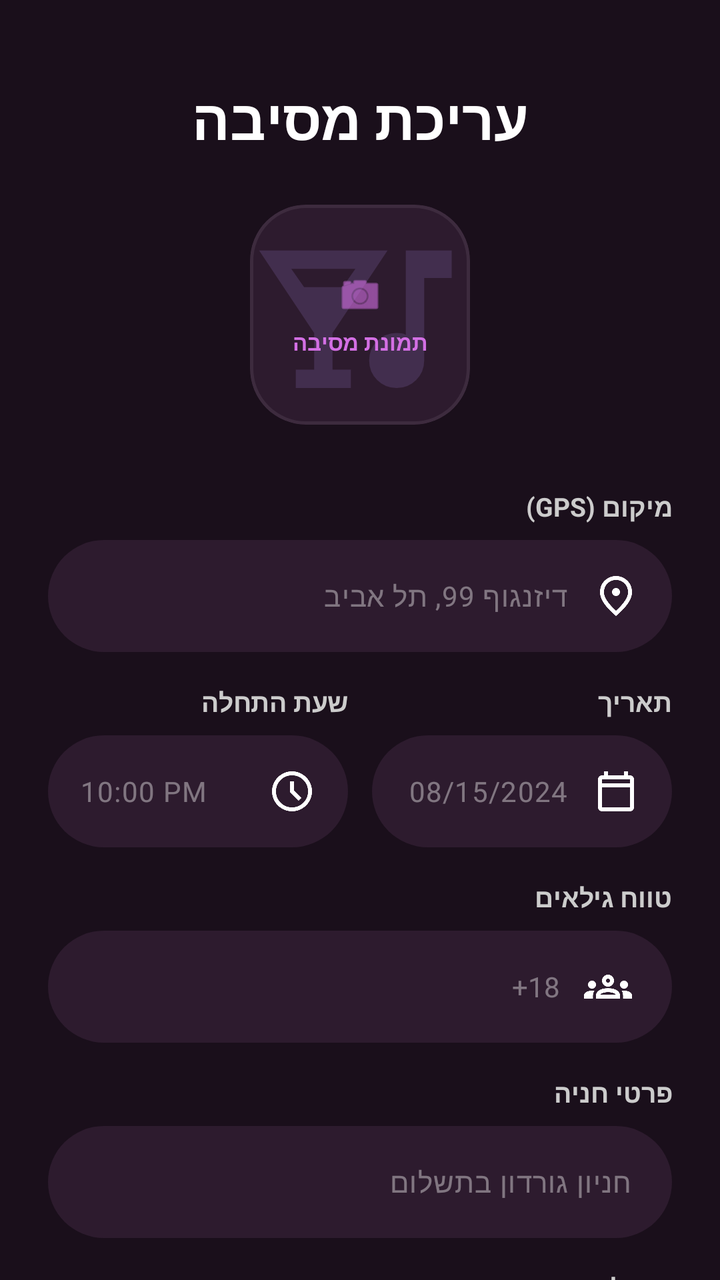
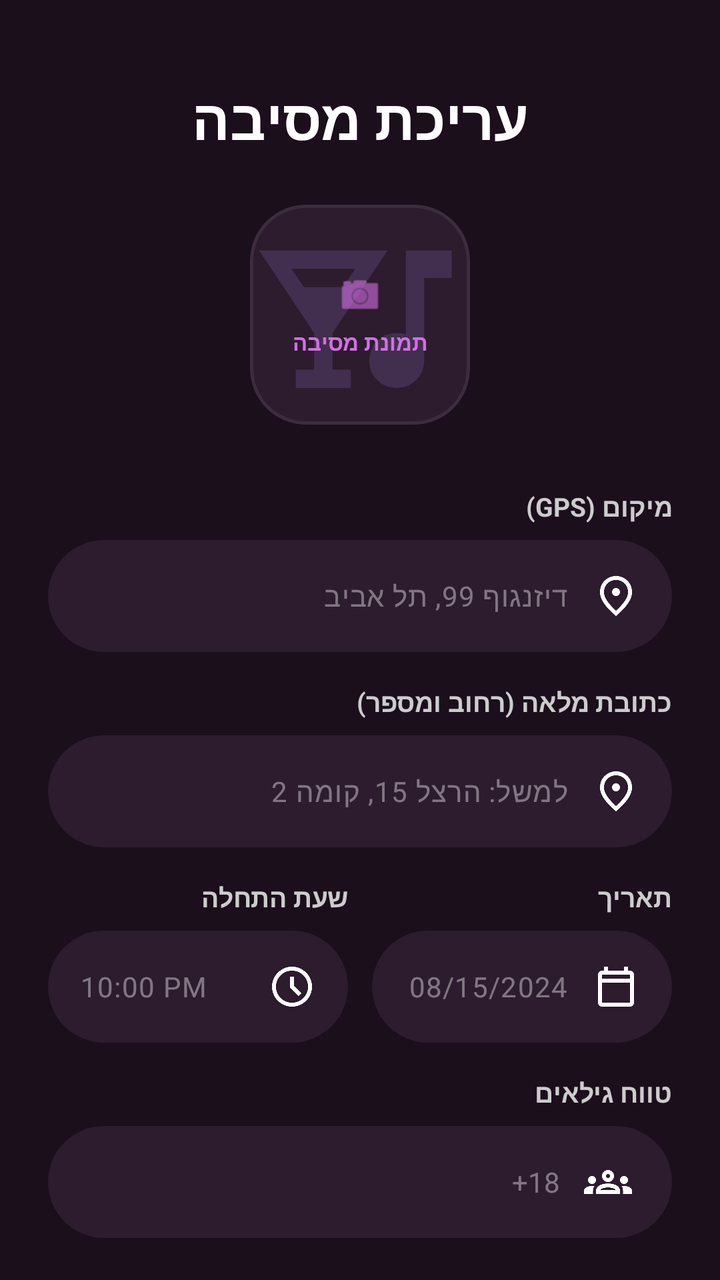

Before-and-after screenshots of an Android layout around one commit, followed by the original layout XML and the change that was made.
<!-- AndroidManifest.xml: application theme Theme.PartyLife -->
<!-- res/layout/activity_party_details_edit.xml -->
<?xml version="1.0" encoding="utf-8"?>
<ScrollView xmlns:android="http://schemas.android.com/apk/res/android"
    xmlns:app="http://schemas.android.com/apk/res-auto"
    xmlns:tools="http://schemas.android.com/tools"
    android:layout_width="match_parent"
    android:layout_height="match_parent"
    android:background="#1A0F1B"
    android:fillViewport="true"
    android:id="@+id/partyEdit"
    android:scrollbars="none">

    <androidx.constraintlayout.widget.ConstraintLayout
        android:id="@+id/main"
        android:layout_width="match_parent"
        android:layout_height="wrap_content"
        android:padding="24dp"
        android:layoutDirection="rtl">

        
        <TextView
            android:id="@+id/tvTitle"
            android:layout_width="wrap_content"
            android:layout_height="wrap_content"
            android:layout_marginTop="16dp"
            android:text="עריכת מסיבה"
            android:textColor="#FFFFFF"
            android:textSize="28sp"
            android:textStyle="bold"
            app:layout_constraintEnd_toEndOf="parent"
            app:layout_constraintStart_toStartOf="parent"
            app:layout_constraintTop_toTopOf="parent" />

        
        <com.google.android.material.card.MaterialCardView
            android:id="@+id/cvPartyImage"
            android:layout_width="110dp"
            android:layout_height="110dp"
            android:layout_marginTop="24dp"
            app:cardBackgroundColor="#2D1B2E"
            app:cardCornerRadius="28dp"
            app:strokeWidth="1.5dp"
            app:strokeColor="#3D2B3E"
            app:layout_constraintEnd_toEndOf="parent"
            app:layout_constraintStart_toStartOf="parent"
            app:layout_constraintTop_toBottomOf="@id/tvTitle">

            <RelativeLayout
                android:layout_width="match_parent"
                android:layout_height="match_parent">

                <ImageView
                    android:id="@+id/ivSelectedPartyImageE"
                    android:layout_width="match_parent"
                    android:layout_height="match_parent"
                    android:scaleType="centerCrop"
                    android:src="@drawable/partyicon"
                    android:alpha="0.2"
                    app:tint="#9575CD" />

                <LinearLayout
                    android:layout_width="wrap_content"
                    android:layout_height="wrap_content"
                    android:layout_centerInParent="true"
                    android:gravity="center"
                    android:orientation="vertical">

                    <ImageView
                        android:layout_width="24dp"
                        android:layout_height="24dp"
                        android:src="@android:drawable/ic_menu_camera"
                        app:tint="#D36FE4" />

                    <TextView
                        android:layout_width="wrap_content"
                        android:layout_height="wrap_content"
                        android:layout_marginTop="4dp"
                        android:text="תמונת מסיבה"
                        android:textColor="#D36FE4"
                        android:textSize="11sp"
                        android:textStyle="bold" />
                </LinearLayout>
            </RelativeLayout>
        </com.google.android.material.card.MaterialCardView>

        
        <TextView
            android:id="@+id/tvLocationLabel"
            android:layout_width="match_parent"
            android:layout_height="wrap_content"
            android:layout_marginTop="32dp"
            android:text="מיקום (GPS)"
            android:textColor="#CCCCCC"
            android:textSize="13sp"
            android:textStyle="bold"
            android:gravity="start"
            app:layout_constraintTop_toBottomOf="@id/cvPartyImage" />

        <com.google.android.material.textfield.TextInputLayout
            android:id="@+id/tilLocation"
            android:layout_width="match_parent"
            android:layout_height="wrap_content"
            android:layout_marginTop="8dp"
            app:hintEnabled="false"
            app:boxBackgroundColor="#2D1B2E"
            app:boxBackgroundMode="filled"
            app:boxCornerRadiusBottomEnd="28dp"
            app:boxCornerRadiusBottomStart="28dp"
            app:boxCornerRadiusTopEnd="28dp"
            app:boxCornerRadiusTopStart="28dp"
            app:boxStrokeWidth="0dp"
            app:layout_constraintTop_toBottomOf="@id/tvLocationLabel">

            <com.google.android.material.textfield.TextInputEditText
                android:id="@+id/etLocation"
                android:layout_width="match_parent"
                android:layout_height="56dp"
                android:hint="דיזנגוף 99, תל אביב"
                android:textColorHint="#66FFFFFF"
                android:textColor="#FFFFFF"
                android:textSize="14sp"
                android:gravity="center_vertical|start"
                android:drawableStart="@drawable/locationicon"
                android:drawablePadding="12dp"
                android:paddingStart="16dp"
                android:paddingEnd="16dp"
                android:background="@null" />
        </com.google.android.material.textfield.TextInputLayout>

        
        <LinearLayout
            android:id="@+id/rowDateTime"
            android:layout_width="match_parent"
            android:layout_height="wrap_content"
            android:layout_marginTop="16dp"
            android:orientation="horizontal"
            app:layout_constraintTop_toBottomOf="@id/tilLocation">

            
            <LinearLayout
                android:layout_width="0dp"
                android:layout_height="wrap_content"
                android:layout_weight="1"
                android:layout_marginEnd="12dp"
                android:orientation="vertical">

                <TextView
                    android:layout_width="wrap_content"
                    android:layout_height="wrap_content"
                    android:text="תאריך"
                    android:textColor="#CCCCCC"
                    android:textSize="13sp"
                    android:textStyle="bold" />

                <com.google.android.material.textfield.TextInputLayout
                    android:layout_width="match_parent"
                    android:layout_height="wrap_content"
                    android:layout_marginTop="8dp"
                    app:hintEnabled="false"
                    app:boxBackgroundColor="#2D1B2E"
                    app:boxBackgroundMode="filled"
                    app:boxCornerRadiusBottomEnd="28dp"
                    app:boxCornerRadiusBottomStart="28dp"
                    app:boxCornerRadiusTopEnd="28dp"
                    app:boxCornerRadiusTopStart="28dp"
                    app:boxStrokeWidth="0dp">

                    <com.google.android.material.textfield.TextInputEditText
                        android:id="@+id/etDate"
                        android:layout_width="match_parent"
                        android:layout_height="56dp"
                        android:hint="08/15/2024"
                        android:focusable="false"
                        android:clickable="true"
                        android:textColorHint="#66FFFFFF"
                        android:textColor="#FFFFFF"
                        android:textSize="14sp"
                        android:gravity="center_vertical|start"
                        android:drawableStart="@drawable/date_icon"
                        android:drawablePadding="12dp"
                        android:paddingStart="16dp"
                        android:paddingEnd="16dp"
                        android:background="@null" />
                </com.google.android.material.textfield.TextInputLayout>
            </LinearLayout>

            
            <LinearLayout
                android:layout_width="0dp"
                android:layout_height="wrap_content"
                android:layout_weight="1"
                android:orientation="vertical">

                <TextView
                    android:layout_width="wrap_content"
                    android:layout_height="wrap_content"
                    android:text="שעת התחלה"
                    android:textColor="#CCCCCC"
                    android:textSize="13sp"
                    android:textStyle="bold" />

                <com.google.android.material.textfield.TextInputLayout
                    android:layout_width="match_parent"
                    android:layout_height="wrap_content"
                    android:layout_marginTop="8dp"
                    app:hintEnabled="false"
                    app:boxBackgroundColor="#2D1B2E"
                    app:boxBackgroundMode="filled"
                    app:boxCornerRadiusBottomEnd="28dp"
                    app:boxCornerRadiusBottomStart="28dp"
                    app:boxCornerRadiusTopEnd="28dp"
                    app:boxCornerRadiusTopStart="28dp"
                    app:boxStrokeWidth="0dp">

                    <com.google.android.material.textfield.TextInputEditText
                        android:id="@+id/etTime"
                        android:layout_width="match_parent"
                        android:layout_height="56dp"
                        android:hint="10:00 PM"
                        android:focusable="false"
                        android:clickable="true"
                        android:textColorHint="#66FFFFFF"
                        android:textColor="#FFFFFF"
                        android:textSize="14sp"
                        android:gravity="center_vertical|start"
                        android:drawableStart="@drawable/time_icon"
                        android:drawablePadding="12dp"
                        android:paddingStart="16dp"
                        android:paddingEnd="16dp"
                        android:background="@null" />
                </com.google.android.material.textfield.TextInputLayout>
            </LinearLayout>
        </LinearLayout>

        
        <TextView
            android:id="@+id/tvAgeLabel"
            android:layout_width="match_parent"
            android:layout_height="wrap_content"
            android:layout_marginTop="16dp"
            android:text="טווח גילאים"
            android:textColor="#CCCCCC"
            android:textSize="13sp"
            android:textStyle="bold"
            android:gravity="start"
            app:layout_constraintTop_toBottomOf="@id/rowDateTime" />

        <com.google.android.material.textfield.TextInputLayout
            android:id="@+id/tilAge"
            android:layout_width="match_parent"
            android:layout_height="wrap_content"
            android:layout_marginTop="8dp"
            app:hintEnabled="false"
            app:boxBackgroundColor="#2D1B2E"
            app:boxBackgroundMode="filled"
            app:boxCornerRadiusBottomEnd="28dp"
            app:boxCornerRadiusBottomStart="28dp"
            app:boxCornerRadiusTopEnd="28dp"
            app:boxCornerRadiusTopStart="28dp"
            app:boxStrokeWidth="0dp"
            app:layout_constraintTop_toBottomOf="@id/tvAgeLabel">

            <AutoCompleteTextView
                android:id="@+id/inputAge"
                android:layout_width="match_parent"
                android:layout_height="56dp"
                android:hint="18+"
                android:inputType="none"
                android:textColor="#FFFFFF"
                android:textColorHint="#66FFFFFF"
                android:textSize="14sp"
                android:gravity="center_vertical|start"
                android:drawableStart="@drawable/groups_icon"
                android:drawablePadding="12dp"
                android:paddingStart="20dp"
                android:paddingEnd="20dp"
                android:background="@null" />
        </com.google.android.material.textfield.TextInputLayout>

        
        <TextView
            android:id="@+id/tvParkingLabel"
            android:layout_width="match_parent"
            android:layout_height="wrap_content"
            android:layout_marginTop="16dp"
            android:text="פרטי חניה"
            android:textColor="#CCCCCC"
            android:textSize="13sp"
            android:textStyle="bold"
            android:gravity="start"
            app:layout_constraintTop_toBottomOf="@id/tilAge" />

        <com.google.android.material.textfield.TextInputLayout
            android:id="@+id/tilParking"
            android:layout_width="match_parent"
            android:layout_height="wrap_content"
            android:layout_marginTop="8dp"
            app:hintEnabled="false"
            app:boxBackgroundColor="#2D1B2E"
            app:boxBackgroundMode="filled"
            app:boxCornerRadiusBottomEnd="28dp"
            app:boxCornerRadiusBottomStart="28dp"
            app:boxCornerRadiusTopEnd="28dp"
            app:boxCornerRadiusTopStart="28dp"
            app:boxStrokeWidth="0dp"
            app:layout_constraintTop_toBottomOf="@id/tvParkingLabel">

            <com.google.android.material.textfield.TextInputEditText
                android:id="@+id/etParking"
                android:layout_width="match_parent"
                android:layout_height="56dp"
                android:hint="חניון גורדון בתשלום"
                android:textColorHint="#66FFFFFF"
                android:textColor="#FFFFFF"
                android:textSize="14sp"
                android:gravity="center_vertical|start"
                android:paddingStart="20dp"
                android:paddingEnd="20dp"
                android:background="@null" />
        </com.google.android.material.textfield.TextInputLayout>

        
        <TextView
            android:id="@+id/tvDressCodeLabel"
            android:layout_width="match_parent"
            android:layout_height="wrap_content"
            android:layout_marginTop="16dp"
            android:text="קוד לבוש"
            android:textColor="#CCCCCC"
            android:textSize="13sp"
            android:textStyle="bold"
            android:gravity="start"
            app:layout_constraintTop_toBottomOf="@id/tilParking" />

        <com.google.android.material.textfield.TextInputLayout
            android:id="@+id/tilDressCode"
            android:layout_width="match_parent"
            android:layout_height="wrap_content"
            android:layout_marginTop="8dp"
            app:hintEnabled="false"
            app:boxBackgroundColor="#2D1B2E"
            app:boxBackgroundMode="filled"
            app:boxCornerRadiusBottomEnd="28dp"
            app:boxCornerRadiusBottomStart="28dp"
            app:boxCornerRadiusTopEnd="28dp"
            app:boxCornerRadiusTopStart="28dp"
            app:boxStrokeWidth="0dp"
            app:layout_constraintTop_toBottomOf="@id/tvDressCodeLabel">

            <com.google.android.material.textfield.TextInputEditText
                android:id="@+id/etDressCodeEdit"
                android:layout_width="match_parent"
                android:layout_height="56dp"
                android:hint="קז'ואל-אלגנט"
                android:textColorHint="#66FFFFFF"
                android:textColor="#FFFFFF"
                android:textSize="14sp"
                android:gravity="center_vertical|start"
                android:paddingStart="20dp"
                android:paddingEnd="20dp"
                android:background="@null" />
        </com.google.android.material.textfield.TextInputLayout>

        
        <TextView
            android:id="@+id/tvPhoneLabel"
            android:layout_width="match_parent"
            android:layout_height="wrap_content"
            android:layout_marginTop="16dp"
            android:text="טלפון מארגן"
            android:textColor="#CCCCCC"
            android:textSize="13sp"
            android:textStyle="bold"
            android:gravity="start"
            app:layout_constraintTop_toBottomOf="@id/tilDressCode" />

        <com.google.android.material.textfield.TextInputLayout
            android:id="@+id/tilPhone"
            android:layout_width="match_parent"
            android:layout_height="wrap_content"
            android:layout_marginTop="8dp"
            app:hintEnabled="false"
            app:boxBackgroundColor="#2D1B2E"
            app:boxBackgroundMode="filled"
            app:boxCornerRadiusBottomEnd="28dp"
            app:boxCornerRadiusBottomStart="28dp"
            app:boxCornerRadiusTopEnd="28dp"
            app:boxCornerRadiusTopStart="28dp"
            app:boxStrokeWidth="0dp"
            app:layout_constraintTop_toBottomOf="@id/tvPhoneLabel">

            <com.google.android.material.textfield.TextInputEditText
                android:id="@+id/etPhone"
                android:layout_width="match_parent"
                android:layout_height="56dp"
                android:hint="054-1234567"
                android:inputType="phone"
                android:textColorHint="#66FFFFFF"
                android:textColor="#FFFFFF"
                android:textSize="14sp"
                android:gravity="start|center_vertical"
                android:textDirection="rtl"
                android:drawableStart="@android:drawable/ic_menu_call"
                android:drawablePadding="12dp"
                android:paddingStart="20dp"
                android:paddingEnd="20dp"
                android:background="@null" />
        </com.google.android.material.textfield.TextInputLayout>

        
        <com.google.android.material.button.MaterialButton
            android:id="@+id/btnSaveChanges"
            android:layout_width="match_parent"
            android:layout_height="56dp"
            android:layout_marginTop="40dp"
            android:text="שמור שינויים"
            android:textColor="#FFFFFF"
            android:textSize="16sp"
            android:textStyle="bold"
            android:background="@drawable/button_gradient"
            app:backgroundTint="@null"
            app:cornerRadius="28dp"
            app:layout_constraintTop_toBottomOf="@id/tilPhone" />

        
        <com.google.android.material.button.MaterialButton
            android:id="@+id/btnViewEvents"
            android:layout_width="match_parent"
            android:layout_height="56dp"
            android:layout_marginTop="16dp"
            android:layout_marginBottom="24dp"
            android:text="צפייה באירועי הגעה"
            android:textColor="#EE2B9C"
            android:textSize="16sp"
            android:textStyle="bold"
            app:backgroundTint="@android:color/transparent"
            app:strokeColor="#EE2B9C"
            app:strokeWidth="2dp"
            app:cornerRadius="28dp"
            app:layout_constraintBottom_toBottomOf="parent"
            app:layout_constraintTop_toBottomOf="@id/btnSaveChanges" />

    </androidx.constraintlayout.widget.ConstraintLayout>

</ScrollView>
<!-- resources referenced by this layout -->
<resources>
  <!-- drawable button_gradient (drawable) -->
  <?xml version="1.0" encoding="utf-8"?>
  <shape xmlns:android="http://schemas.android.com/apk/res/android">
      <gradient
          android:startColor="#CC56E2"
          android:endColor="#BA39D5"
          android:angle="0"/>
      <corners android:radius="25dp"/>
  </shape>
  <!-- drawable date_icon (drawable) -->
  <vector xmlns:android="http://schemas.android.com/apk/res/android"
      android:width="24dp"
      android:height="24dp"
      android:viewportWidth="960"
      android:viewportHeight="960">
    <path
        android:pathData="M200,880q-33,0 -56.5,-23.5T120,800v-560q0,-33 23.5,-56.5T200,160h40v-80h80v80h320v-80h80v80h40q33,0 56.5,23.5T840,240v560q0,33 -23.5,56.5T760,880L200,880ZM200,800h560v-400L200,400v400ZM200,320h560v-80L200,240v80ZM200,320v-80,80Z"
        android:fillColor="#FFFFFF"/>
  </vector>
  <!-- drawable groups_icon (drawable) -->
  <vector xmlns:android="http://schemas.android.com/apk/res/android"
      android:width="24dp"
      android:height="24dp"
      android:viewportWidth="960"
      android:viewportHeight="960">
    <path
        android:pathData="M0,720v-63q0,-43 44,-70t116,-27q13,0 25,0.5t23,2.5q-14,21 -21,44t-7,48v65L0,720ZM240,720v-65q0,-32 17.5,-58.5T307,550q32,-20 76.5,-30t96.5,-10q53,0 97.5,10t76.5,30q32,20 49,46.5t17,58.5v65L240,720ZM780,720v-65q0,-26 -6.5,-49T754,563q11,-2 22.5,-2.5t23.5,-0.5q72,0 116,26.5t44,70.5v63L780,720ZM325,640h311q-10,-20 -55.5,-35T480,590q-55,0 -100.5,15T325,640ZM160,520q-33,0 -56.5,-23.5T80,440q0,-34 23.5,-57t56.5,-23q34,0 57,23t23,57q0,33 -23,56.5T160,520ZM800,520q-33,0 -56.5,-23.5T720,440q0,-34 23.5,-57t56.5,-23q34,0 57,23t23,57q0,33 -23,56.5T800,520ZM480,480q-50,0 -85,-35t-35,-85q0,-51 35,-85.5t85,-34.5q51,0 85.5,34.5T600,360q0,50 -34.5,85T480,480ZM480,400q17,0 28.5,-11.5T520,360q0,-17 -11.5,-28.5T480,320q-17,0 -28.5,11.5T440,360q0,17 11.5,28.5T480,400ZM481,640ZM480,360Z"
        android:fillColor="#FFFFFF"/>
  </vector>
  <!-- drawable locationicon (drawable) -->
  <vector xmlns:android="http://schemas.android.com/apk/res/android"
      android:width="24dp"
      android:height="24dp"
      android:viewportWidth="960"
      android:viewportHeight="960">
    <path
        android:pathData="M480,480q33,0 56.5,-23.5T560,400q0,-33 -23.5,-56.5T480,320q-33,0 -56.5,23.5T400,400q0,33 23.5,56.5T480,480ZM480,774q122,-112 181,-203.5T720,408q0,-109 -69.5,-178.5T480,160q-101,0 -170.5,69.5T240,408q0,71 59,162.5T480,774ZM480,880Q319,743 239.5,625.5T160,408q0,-150 96.5,-239T480,80q127,0 223.5,89T800,408q0,100 -79.5,217.5T480,880ZM480,400Z"
        android:fillColor="#FFFFFF"/>
  </vector>
  <!-- drawable partyicon (drawable) -->
  <vector xmlns:android="http://schemas.android.com/apk/res/android"
      android:width="24dp"
      android:height="24dp"
      android:viewportWidth="960"
      android:viewportHeight="960">
    <path
        android:pathData="M200,800v-80h80v-160L40,200h560L360,560v160h80v80L200,800ZM236,360h168l56,-80L180,280l56,80ZM640,800q-50,0 -85,-35t-35,-85q0,-50 35,-85t85,-35q11,0 21,1.5t19,6.5v-368h200v120L760,320v360q0,50 -35,85t-85,35Z"
        android:fillColor="#FFFFFF"/>
  </vector>
  <!-- drawable time_icon (drawable) -->
  <vector xmlns:android="http://schemas.android.com/apk/res/android"
      android:width="24dp"
      android:height="24dp"
      android:viewportWidth="960"
      android:viewportHeight="960">
    <path
        android:pathData="m612,668 l56,-56 -148,-148v-184h-80v216l172,172ZM480,880q-83,0 -156,-31.5T197,763q-54,-54 -85.5,-127T80,480q0,-83 31.5,-156T197,197q54,-54 127,-85.5T480,80q83,0 156,31.5T763,197q54,54 85.5,127T880,480q0,83 -31.5,156T763,763q-54,54 -127,85.5T480,880ZM480,480ZM480,800q133,0 226.5,-93.5T800,480q0,-133 -93.5,-226.5T480,160q-133,0 -226.5,93.5T160,480q0,133 93.5,226.5T480,800Z"
        android:fillColor="#FFFFFF"/>
  </vector>
  <style name="Theme.PartyLife" parent="Base.Theme.PartyLife" />
  <style name="Base.Theme.PartyLife" parent="Theme.Material3.Dark.NoActionBar">
        
  
      </style>
</resources>

<!-- the commit's change to res/layout/activity_party_details_edit.xml (unified diff, before → after) -->
@@ -126,6 +126,51 @@
                 android:background="@null" />
         </com.google.android.material.textfield.TextInputLayout>
 
+
+        
+        <TextView
+            android:id="@+id/tvFullAddressLabel"
+            android:layout_width="match_parent"
+            android:layout_height="wrap_content"
+            android:layout_marginTop="16dp"
+            android:text="כתובת מלאה (רחוב ומספר)"
+            android:textColor="#CCCCCC"
+            android:textSize="13sp"
+            android:textStyle="bold"
+            android:gravity="start"
+            app:layout_constraintTop_toBottomOf="@id/tilLocation" />
+
+        <com.google.android.material.textfield.TextInputLayout
+            android:id="@+id/tilFullAddress"
+            android:layout_width="match_parent"
+            android:layout_height="wrap_content"
+            android:layout_marginTop="8dp"
+            app:hintEnabled="false"
+            app:boxBackgroundColor="#2D1B2E"
+            app:boxBackgroundMode="filled"
+            app:boxCornerRadiusBottomEnd="28dp"
+            app:boxCornerRadiusBottomStart="28dp"
+            app:boxCornerRadiusTopEnd="28dp"
+            app:boxCornerRadiusTopStart="28dp"
+            app:boxStrokeWidth="0dp"
+            app:layout_constraintTop_toBottomOf="@id/tvFullAddressLabel">
+
+            <com.google.android.material.textfield.TextInputEditText
+                android:id="@+id/etFullAddress"
+                android:layout_width="match_parent"
+                android:layout_height="56dp"
+                android:hint="למשל: הרצל 15, קומה 2"
+                android:textColorHint="#66FFFFFF"
+                android:textColor="#FFFFFF"
+                android:textSize="14sp"
+                android:gravity="center_vertical|start"
+                android:drawableStart="@drawable/locationicon"
+                android:drawablePadding="12dp"
+                android:paddingStart="16dp"
+                android:paddingEnd="16dp"
+                android:background="@null" />
+        </com.google.android.material.textfield.TextInputLayout>
+
         
         <LinearLayout
             android:id="@+id/rowDateTime"
@@ -133,7 +178,7 @@
             android:layout_height="wrap_content"
             android:layout_marginTop="16dp"
             android:orientation="horizontal"
-            app:layout_constraintTop_toBottomOf="@id/tilLocation">
+            app:layout_constraintTop_toBottomOf="@id/tilFullAddress">
 
             
             <LinearLayout
